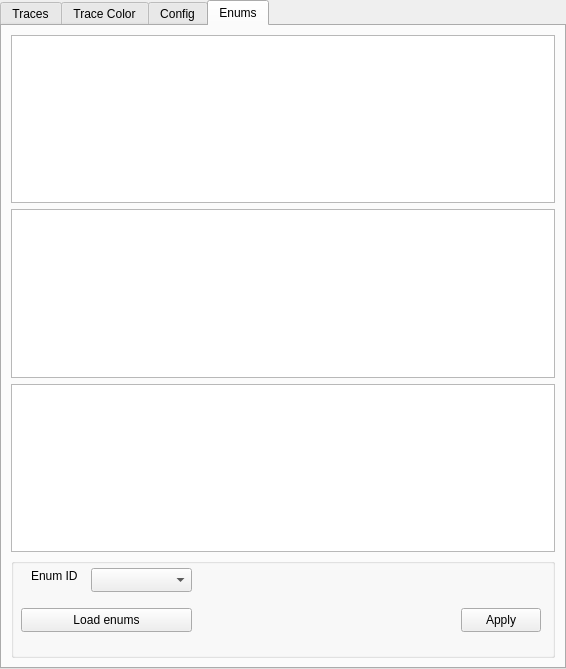
Qt form includes/TraceWindow/tracewindowsettings.ui (whiskeyAndrew/BaicalGuiServer) before a commit.
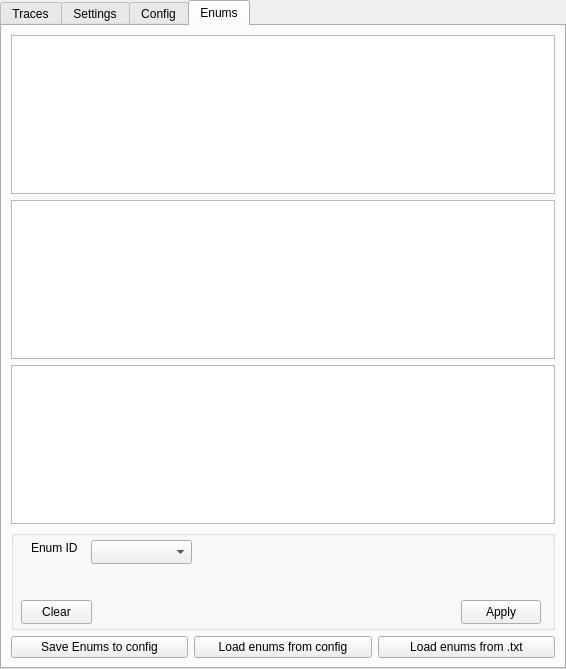
The same form after that commit.

Commit message:
enum major update
-fixes a lot of major bugs
-full changed logic of reading enums
-added more actions to gui

What changed in the file:
```diff
--- a/includes/TraceWindow/tracewindowsettings.ui
+++ b/includes/TraceWindow/tracewindowsettings.ui
@@ -60,7 +60,7 @@
      </widget>
      <widget class="QWidget" name="RowColor">
       <attribute name="title">
-       <string>Trace Color</string>
+       <string>Settings</string>
       </attribute>
       <layout class="QVBoxLayout" name="verticalLayout">
        <property name="spacing">
@@ -819,7 +819,7 @@
       </attribute>
       <layout class="QGridLayout" name="gridLayout_4">
        <property name="sizeConstraint">
-        <enum>QLayout::SetDefaultConstraint</enum>
+        <enum>QLayout::SetMaximumSize</enum>
        </property>
        <item row="0" column="0" colspan="3">
         <widget class="QListWidget" name="enumsList">
@@ -888,7 +888,7 @@
           <property name="geometry">
            <rect>
             <x>450</x>
-            <y>50</y>
+            <y>70</y>
             <width>80</width>
             <height>24</height>
            </rect>
@@ -897,17 +897,55 @@
            <string>Apply</string>
           </property>
          </widget>
-         <widget class="QPushButton" name="loadEnumsFromTXT">
+         <widget class="QLabel" name="uniqueTraceLabel">
+          <property name="geometry">
+           <rect>
+            <x>200</x>
+            <y>10</y>
+            <width>331</width>
+            <height>41</height>
+           </rect>
+          </property>
+          <property name="text">
+           <string/>
+          </property>
+          <property name="alignment">
+           <set>Qt::AlignJustify|Qt::AlignTop</set>
+          </property>
+          <property name="wordWrap">
+           <bool>true</bool>
+          </property>
+         </widget>
+         <widget class="QPushButton" name="clearEnums">
           <property name="geometry">
            <rect>
             <x>10</x>
-            <y>50</y>
-            <width>171</width>
+            <y>70</y>
+            <width>71</width>
             <height>24</height>
            </rect>
           </property>
           <property name="text">
-           <string>Load enums</string>
+           <string>Clear</string>
+          </property>
+         </widget>
+         <widget class="QLabel" name="enumsStatus">
+          <property name="geometry">
+           <rect>
+            <x>98</x>
+            <y>60</y>
+            <width>341</width>
+            <height>31</height>
+           </rect>
+          </property>
+          <property name="text">
+           <string/>
+          </property>
+          <property name="alignment">
+           <set>Qt::AlignBottom|Qt::AlignRight|Qt::AlignTrailing</set>
+          </property>
+          <property name="wordWrap">
+           <bool>true</bool>
           </property>
          </widget>
         </widget>
@@ -937,6 +975,37 @@
          </attribute>
         </widget>
        </item>
+       <item row="0" column="0" colspan="3">
+        <widget class="QListWidget" name="enumsList">
+         <property name="verticalScrollMode">
+          <enum>QAbstractItemView::ScrollPerPixel</enum>
+         </property>
+         <property name="horizontalScrollMode">
+          <enum>QAbstractItemView::ScrollPerPixel</enum>
+         </property>
+        </widget>
+       </item>
+       <item row="5" column="0">
+        <widget class="QPushButton" name="saveEnumsToConfig">
+         <property name="text">
+          <string>Save Enums to config</string>
+         </property>
+        </widget>
+       </item>
+       <item row="5" column="1">
+        <widget class="QPushButton" name="loadEnumsFromConfig">
+         <property name="text">
+          <string>Load enums from config</string>
+         </property>
+        </widget>
+       </item>
+       <item row="5" column="2">
+        <widget class="QPushButton" name="loadEnumsFromTXT">
+         <property name="text">
+          <string>Load enums from .txt</string>
+         </property>
+        </widget>
+       </item>
       </layout>
      </widget>
     </widget>
```
Left out of the diff: 31 changed lines with no effect on the pictures. The commit also changes 11 other files.
